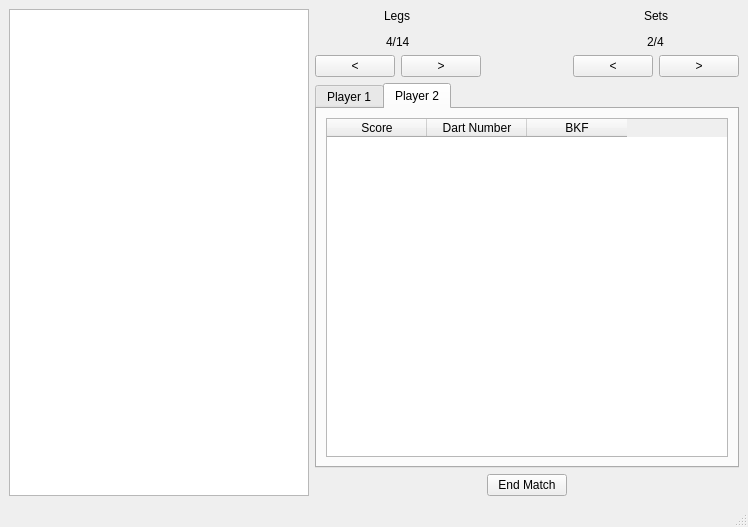
Above: dartboard/views/Scorer.ui from Jedimaster4559/CS499-DartBoard before the change. Below: the same form after it.
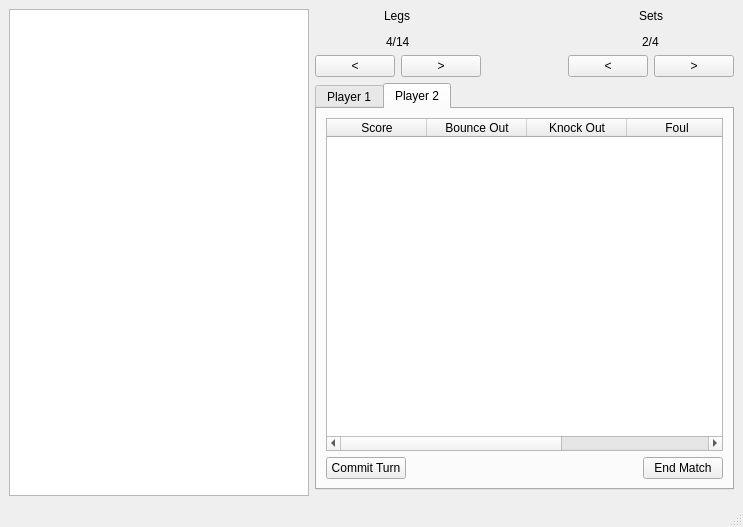
That is the form after the change. The open tabs and pages were chosen to show the change. Custom widgets are drawn as their Qt base class.

Commit message: Added table entries

Patch:
```diff
--- a/dartboard/views/Scorer.ui
+++ b/dartboard/views/Scorer.ui
@@ -6,7 +6,7 @@
    <rect>
     <x>0</x>
     <y>0</y>
-    <width>719</width>
+    <width>723</width>
     <height>527</height>
    </rect>
   </property>
@@ -58,19 +58,6 @@
       </property>
      </widget>
     </item>
-    <item row="5" column="3">
-     <widget class="QPushButton" name="EndMatchButton">
-      <property name="sizePolicy">
-       <sizepolicy hsizetype="Fixed" vsizetype="Fixed">
-        <horstretch>0</horstretch>
-        <verstretch>0</verstretch>
-       </sizepolicy>
-      </property>
-      <property name="text">
-       <string>End Match</string>
-      </property>
-     </widget>
-    </item>
     <item row="2" column="4" colspan="2" alignment="Qt::AlignHCenter">
      <widget class="QLabel" name="SetNumberLabel">
       <property name="text">
@@ -136,10 +123,30 @@
         <string>Player 2</string>
        </attribute>
        <layout class="QGridLayout" name="gridLayout_3">
-        <item row="0" column="0">
-         <widget class="QTableWidget" name="Player1DartsTable_2">
+        <item row="1" column="2">
+         <widget class="QPushButton" name="EndMatchButton">
+          <property name="sizePolicy">
+           <sizepolicy hsizetype="Fixed" vsizetype="Fixed">
+            <horstretch>0</horstretch>
+            <verstretch>0</verstretch>
+           </sizepolicy>
+          </property>
+          <property name="text">
+           <string>End Match</string>
+          </property>
+         </widget>
+        </item>
+        <item row="1" column="0">
+         <widget class="QPushButton" name="commit_turn_button">
+          <property name="text">
+           <string>Commit Turn</string>
+          </property>
+         </widget>
+        </item>
+        <item row="0" column="0" colspan="3">
+         <widget class="QTableWidget" name="Player2DartsTable">
           <property name="columnCount">
-           <number>3</number>
+           <number>5</number>
           </property>
           <attribute name="horizontalHeaderStretchLastSection">
            <bool>false</bool>
@@ -154,16 +161,39 @@
           </column>
           <column>
            <property name="text">
-            <string>Dart Number</string>
+            <string>Bounce Out</string>
            </property>
           </column>
           <column>
            <property name="text">
-            <string>BKF</string>
+            <string>Knock Out</string>
+           </property>
+          </column>
+          <column>
+           <property name="text">
+            <string>Foul</string>
+           </property>
+          </column>
+          <column>
+           <property name="text">
+            <string>Remove</string>
            </property>
           </column>
          </widget>
         </item>
+        <item row="1" column="1">
+         <spacer name="horizontalSpacer_2">
+          <property name="orientation">
+           <enum>Qt::Horizontal</enum>
+          </property>
+          <property name="sizeHint" stdset="0">
+           <size>
+            <width>40</width>
+            <height>20</height>
+           </size>
+          </property>
+         </spacer>
+        </item>
        </layout>
       </widget>
      </widget>
```
Left out of the diff: 23 changed lines with no effect on the pictures. The commit also changes 2 other files.
